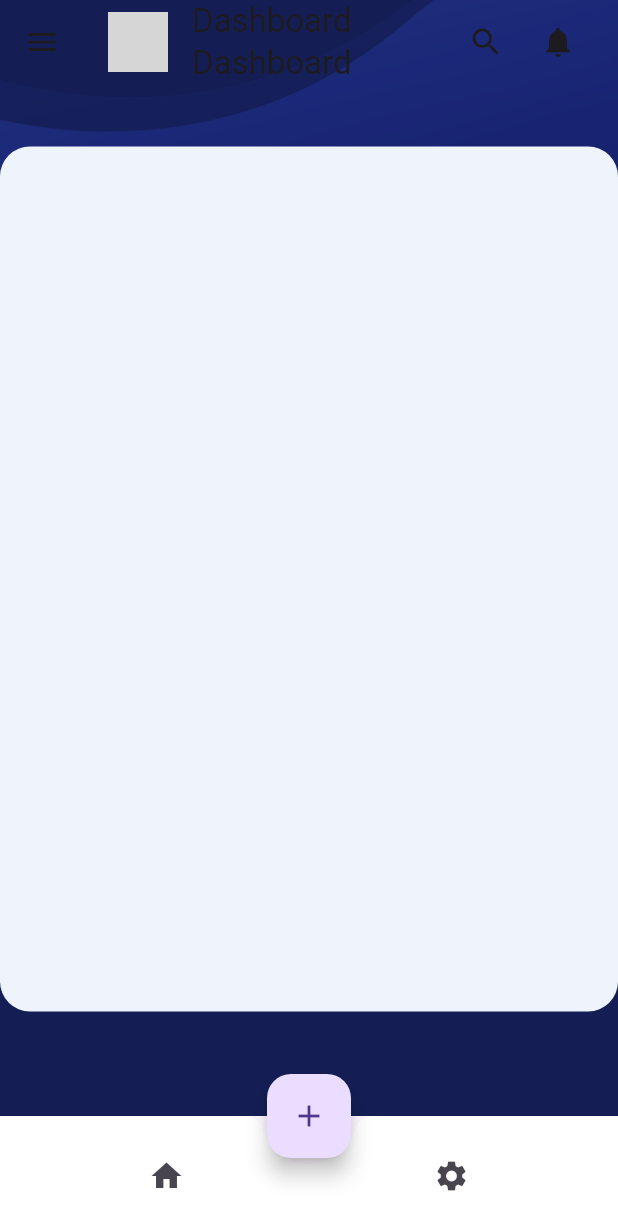
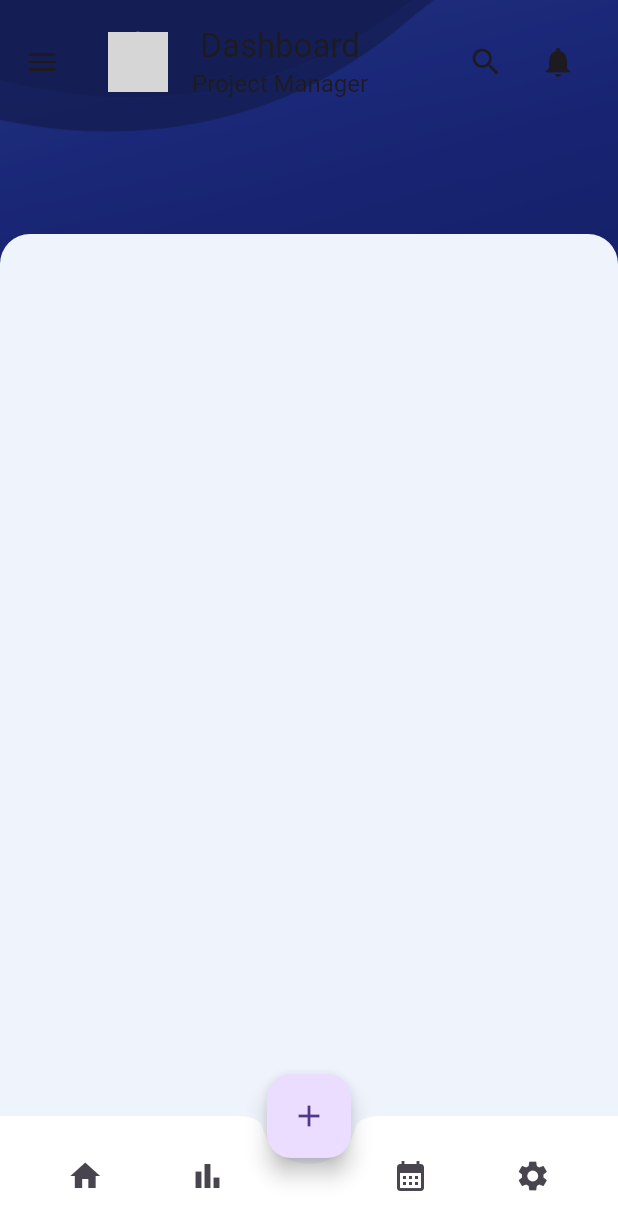
Before and after one commit to AjaryyaB/TaskManagement, a Flutter app: the Dashboard screen opened directly, on a phone screen of 412 x 824 dp. Shown: the top 1230 px of the screen. Run offline on Flutter 3.47's test engine with Material 3 defaults, Android fonts, the phone set to English and light mode, and no system bars; grey boxes are pictures that could not be loaded.

Commit message:
with dashboard changes and json

```diff
--- a/TaskManagement/lib/Dashboard.dart
+++ b/TaskManagement/lib/Dashboard.dart
@@ -1,7 +1,44 @@
 import 'package:flutter/cupertino.dart';
 import 'package:flutter/material.dart';
+import 'package:taskmanagement/EntityCards.dart';
 import 'package:taskmanagement/constants/AppConstants.dart';
 import 'package:taskmanagement/constants/BackgroundImage.dart';
+List<Company> companies = [
+  Company(
+    name: 'Company A',
+    tasks: [
+      Task(status: 'open'),
+      Task(status: 'open'),
+      Task(status: 'inprogress'),
+      Task(status: 'overdue'),
+    ],
+  ),
+  Company(
+    name: 'Company B',
+    tasks: [
+      Task(status: 'open'),
+      Task(status: 'inprogress'),
+      Task(status: 'inprogress'),
+    ],
+  ),
+  Company(
+    name: 'Company C',
+    tasks: [
+      Task(status: 'open'),
+      Task(status: 'inprogress'),
+      Task(status: 'inprogress'),
+    ],
+  ),
+  Company(
+    name: 'Company D',
+    tasks: [
+      Task(status: 'open'),
+      Task(status: 'inprogress'),
+      Task(status: 'inprogress'),
+    ],
+  ),
+  // Add more companies as needed
+];
 
 class Dashboard extends StatefulWidget {
   const Dashboard({Key? key}) : super(key: key);
@@ -23,16 +60,28 @@ class _DashboardState extends State<Dashboard> {
       body: Stack(
         children: [
           BackgroundStack(
-            child: Padding(
-              padding: const EdgeInsets.only(top:28.0),
+            child: Column(
+              children: [
+                SizedBox(
+                    height:120),
+                Padding(
+                  padding: const EdgeInsets.only(top:36.0),
                   child: Container(
                    // width: screenWidth*1.5,
-                height: screenHeight *0.70,
+                    height: screenHeight *0.77,
                     decoration: BoxDecoration(
                       color: AppConstants.cardbackground,
-                  borderRadius: BorderRadius.circular(20.0),
+                      borderRadius: BorderRadius.only(topLeft: Radius.circular(20.0),
+                        topRight: Radius.circular(20.0),),
+
+                    ),
+                     // child:
+                       //  MyApp(companies: companies),
+
                       ),
                   ),
+
+              ],
             ),
           ),
           Positioned(
@@ -40,6 +89,7 @@ class _DashboardState extends State<Dashboard> {
             left: 0,
             right: 0,
             child: AppBar(
+              toolbarHeight: screenHeight*0.10,
               title: Row(
                 children: [
                   CircleAvatar(
@@ -50,7 +100,9 @@ class _DashboardState extends State<Dashboard> {
                   Column(
                     children: [
                       Text('Dashboard'),
-                      Text('Dashboard'),
+                      Text('Project Manager',style: TextStyle(
+                        fontSize: 16,
+                      ),),
                     ],
                   ),
                   Spacer(),
@@ -110,6 +162,7 @@ class _DashboardState extends State<Dashboard> {
         child: Icon(Icons.add),
       ),
       bottomNavigationBar: BottomAppBar(
+       // height: screenHeight*0.10,
         color: Colors.white,
         shape: CircularNotchedRectangle(),
         child: Row(
@@ -117,6 +170,19 @@ class _DashboardState extends State<Dashboard> {
           children: [
             IconButton(
               icon: Icon(Icons.home),
+              onPressed: () {
+                // Handle home button tap
+              },
+            ),
+            IconButton(
+              icon: Icon(Icons.bar_chart),
+              onPressed: () {
+                // Handle home button tap
+              },
+            ),
+            SizedBox(width: 20,),
+            IconButton(
+              icon: Icon(Icons.calendar_month),
               onPressed: () {
                 // Handle home button tap
               },
```
Also changed, not shown: TaskManagement/lib/EntityCards.dart (added, +112 -0 lines), TaskManagement/lib/JsonData/EntityCardsJson.json (added, +91 -0 lines). Lines whose indentation alone changed are shown as unchanged.
